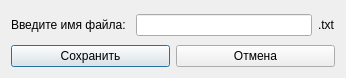
The window that TextEditor/filename.ui (KirillLyanoy/visualProgramming2) describes before a commit, drawn with Qt 5.
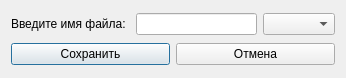
The same window after the commit.

Patch:
```diff
--- a/TextEditor/filename.ui
+++ b/TextEditor/filename.ui
@@ -31,11 +31,7 @@
       </widget>
      </item>
      <item>
-      <widget class="QLabel" name="label_2">
-       <property name="text">
-        <string>.txt</string>
-       </property>
-      </widget>
+      <widget class="QComboBox" name="comboBox"/>
      </item>
     </layout>
    </item>
```
